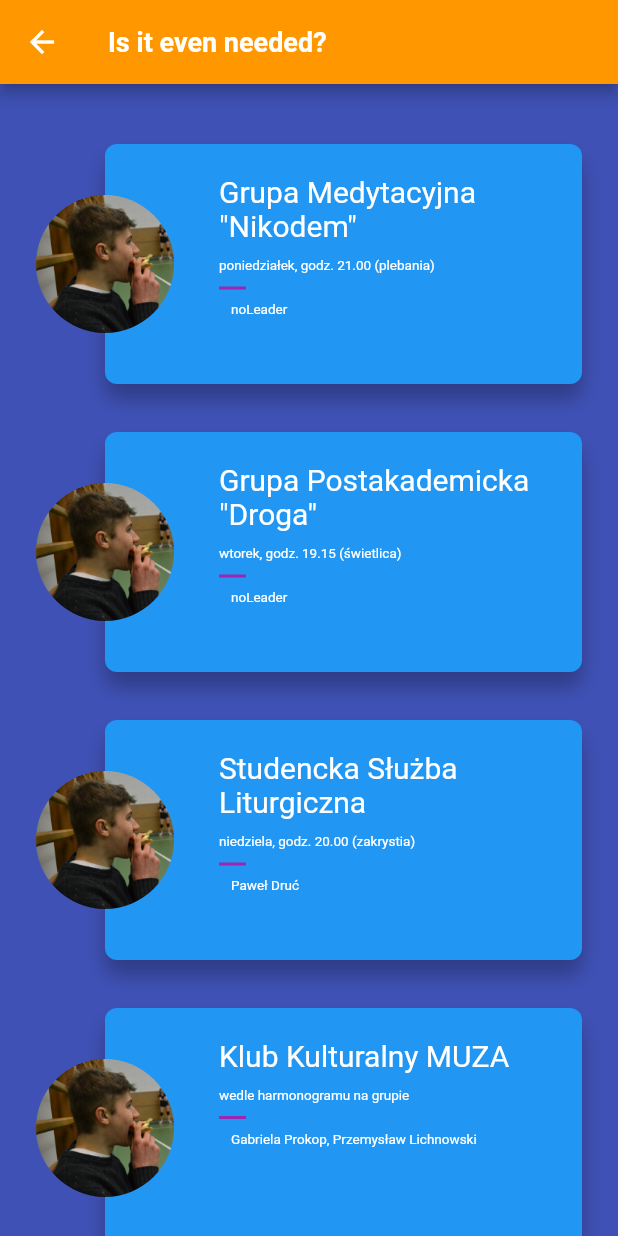
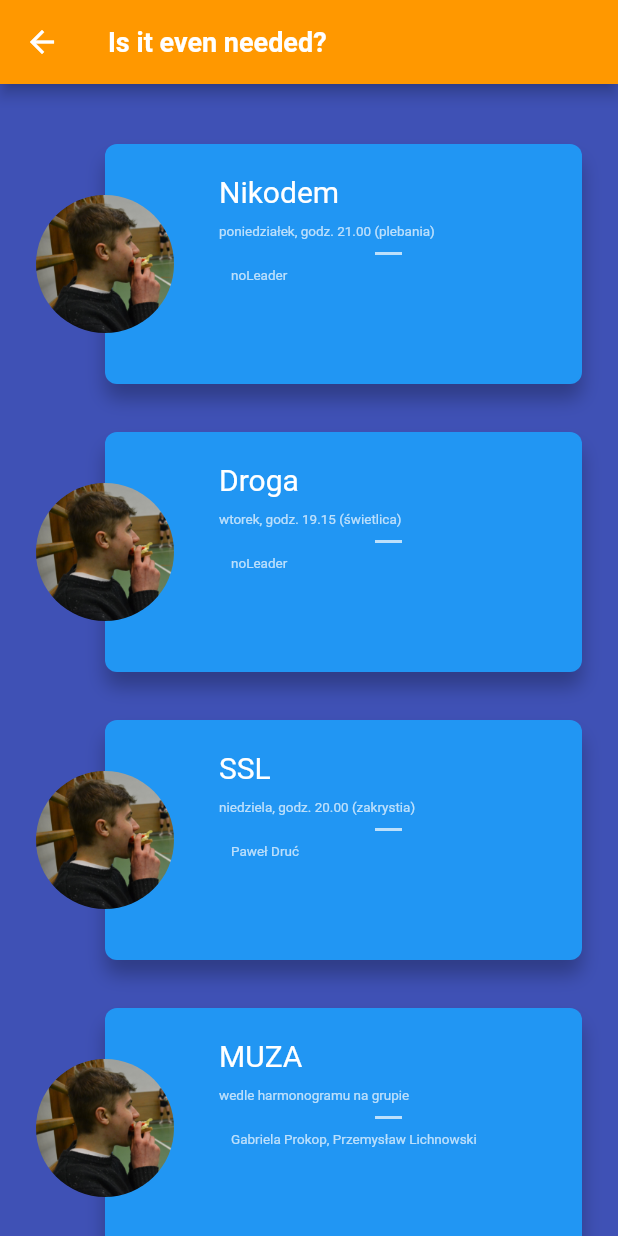
Before and after one commit to TakiBart/SandalApp, a Flutter app: the GroupsPage screen opened directly, on a phone screen of 412 x 824 dp. Run offline on Flutter 3.47's test engine with Material 2 defaults, Android fonts, the phone set to English and light mode, and no system bars; network calls fail.

Commit message:
Added some data.

```diff
--- a/sandal_app/lib/Group.dart
+++ b/sandal_app/lib/Group.dart
@@ -1,6 +1,7 @@
 class Group{
   final String id;
   final String name;
+  final String shortName;
   final String image;
   final String description;
   final String time;
@@ -8,20 +9,27 @@ class Group{
   // TODO: How to implement link.
   final String fbLink;
 
+
+  // TODO: Think about that view with picture, prospectively choose picture(s?).
   // photo by Dan
   static final String picture = "http://dasandal.pl/public/.imaging/mte/dasandal-theme/large/dam/galeries/Holandia-2018/_DSC2470.jpg/jcr:content/_DSC2470.jpg";
 
-  const Group({this.id, this.name, this.image, this.description,
+  const Group({this.id, this.name, this.shortName, this.image, this.description,
     this.time, this.leader, this.fbLink});
 }
 
 // TODO: Shorter time format? E.g. Pn, 21:00 (plebania).
+// TODO: Add some short name to show in ListView? E.g. Nikodem instead of Grupa Medytacyjna Nikodem
+// TODO: Add some short description to show at ListView?
+// TODO: Fill data with other groups.
+// TODO: Move descriptions to other file?
 List<Group> groups = [
   const Group(
     id: "1",
     name: "Grupa Medytacyjna \"Nikodem\"",
+    shortName: "Nikodem",
     image: "assets/img/temp.jpg",
-    description: "Podobnie, jak Nikodem, przychodzimy nocą zadawać ważne pytania Bogu. [...]",
+    description: "Podobnie, jak Nikodem, przychodzimy nocą zadawać ważne pytania Bogu. W Słowie Bożym chcemy szukać odpowiedzi na te najbardziej nurtujące - dotyczące drogi życiowej, miłości, szczęścia... Na spotkaniach rozważamy fragment Ewangelii przewidziany na najbliższą niedzielę. Oprócz krótkiego wyjaśnienia, medytacji w ciszy jest też możliwość dzielenia się Słowem i zadawania pytań odnośnie znaczenia tekstu. Na spotkanie warto zabrać ze sobą Pismo Święte i coś do pisania.",
     time: "poniedziałek, godz. 21.00 (plebania)",
     leader: null,
     fbLink: null,
@@ -29,8 +37,9 @@ List<Group> groups = [
   const Group(
     id: "2",
     name: "Grupa Postakademicka \"Droga\"",
+    shortName: "Droga",
     image: "assets/img/temp.jpg",
-    description: "Po okresie studiów czas wyruszyć w drogę.",
+    description: "Po okresie studiów czas wyruszyć w drogę. Warto szukać na niej drogowskazów i czasem się zatrzymać, żeby nie pobłądzić. Ta grupa to propozycja dla tych, którzy zakończyli swoją akademicką przygodę, ale chcieliby kontynuować formację w gronie ludzi młodych. Zapraszamy osoby w  wieku 26-33 lat. Spotkania odbywają się w cyklu cztero tygodniowym:\n• Msza święta, a po niej integracja (I)\n• konwersatorium (II)\n• medytacja biblijna z adoracją Najświętszego Sakramentu (III)\n• wykład o tematyce teologicznej (IV)",
     time: "wtorek, godz. 19.15 (świetlica)",
     leader: null,
     fbLink: null,
@@ -38,8 +47,9 @@ List<Group> groups = [
   const Group(
     id: "3",
     name: "Studencka Służba Liturgiczna",
+    shortName: "SSL",
     image: "assets/img/temp.jpg",
-    description: "Liturgia jest piękna dzięki obecności Bożej i znakom, które tej obecności towarzyszą.",
+    description: "Liturgia jest piękna dzięki obecności Bożej i znakom, które tej obecności towarzyszą. Ich dobre przygotowanie może pomóc w lepszym przeżyciu misterium. Stąd potrzeba służby liturgicznej, która zadba, by liturgia faktycznie ukazywała Boga, a nie koncentrowała uwagi na różnych niedoskonałościach i brakach. Zachęcamy wszystkich studentów i ludzi młodych do zaangażowania się w Studencką Służbę Liturgiczną, która posługuje na Mszach akademickich – zwłaszcza o 20.30 w każdą niedzielę. Nie jest ważne czy wcześniej byłeś ministrantem lub lektorem – każdy zainteresowany może liczyć na przygotowanie do pełnienia różnych funkcji w zgromadzeniu liturgicznym. Ci którzy już są ministrantami lub lektorami z pewnością będą mieli okazję, by pogłębić swoją wiedzę liturgiczną.",
     time: "niedziela, godz. 20.00 (zakrystia)",
     leader: "Paweł Druć",
     fbLink: "http://www.facebook.com/groups/675985865900401/",
@@ -47,8 +57,9 @@ List<Group> groups = [
   const Group(
     id: "4",
     name: "Klub Kulturalny MUZA",
+    shortName: "MUZA",
     image: "assets/img/temp.jpg",
-    description: "Każdy z nas potrzebuje wszechstronnego rozwoju.",
+    description: "Każdy z nas potrzebuje wszechstronnego rozwoju. Wśród Imion Boga wymieniamy jednym tchem Prawdę i Dobro, a zapomnieliśmy – jak stwierdził bp Michał Janocha – że Bóg ma też na imię „Piękno”. Tego piękna chcemy szukać w ramach spotkań Klubu Kulturalnego Muza. Zapraszamy na wspólne wyjścia do teatru, filharmonii, kina, na tańce oraz dyskusje po obejrzeniu dobrego filmu.",
     time: "wedle harmonogramu na grupie",
     leader: "Gabriela Prokop, Przemysław Lichnowski",
     fbLink: "http://www.facebook.com/groups/KKMuza",
@@ -56,8 +67,9 @@ List<Group> groups = [
   const Group(
     id: "5",
     name: "Kawiarenka akademicka",
+    shortName: "Kawiarenka",
     image: "assets/img/temp.jpg",
-    description: "W każdą niedzielę, po wieczornej Mszy akademickiej zapraszamy wszystkich studentów i ludzi młodych do spędzenia chwili czasu w kawiarence.",
+    description: "W każdą niedzielę, po wieczornej Mszy akademickiej zapraszamy wszystkich studentów i ludzi młodych do spędzenia chwili czasu w kawiarence. To dobra okazja, by rozmawiać o Słowie Bożym usłyszanym podczas Mszy świętej i zadać nurtujące pytania. Można też w dobrym towarzystwie przygotować się do akademickich zmagań, które już następnego dnia rano.",
     time: "niedziela, godz. 21.30 (świetlica)",
     leader: "Martyna Matusiak",
     fbLink: null,
@@ -65,8 +77,9 @@ List<Group> groups = [
   const Group(
     id: "6",
     name: "Studencki Kurs Gitarowy",
+    shortName: "Gitara",
     image: "assets/img/temp.jpg",
-    description: "Być niczym Chuck Berry a swoją grą na gitarze wzruszać serce ukochanej lub ukochanego?",
+    description: "Być niczym Chuck Berry a swoją grą na gitarze wzruszać serce ukochanej lub ukochanego? Zawsze o tym myślałeś, ale jakoś nie było okazji? Szukałeś grona, w którym mógłbyś czuć się swobodnie i rozwijać umiejętności muzyczne we własnym tempie? Jesteś studentem? Masz gitarę? Zatem zapraszamy na Studencki Kurs Gitarowy!",
     time: "wtorek, 20.00 (świetlica)",
     leader: "Marcin Sierawski",
     fbLink: null,
@@ -74,8 +87,9 @@ List<Group> groups = [
   const Group(
     id: "7",
     name: "Projekt \"Arka\"",
+    shortName: "Arka",
     image: "assets/img/temp.jpg",
-    description: "Lubisz majsterkować? Żeglować?",
+    description: "Lubisz majsterkować? Żeglować? A może chcesz spróbować czegoś nowego? Jeśli choć na jedno pytanie odpowiedziałeś twierdząco, zapraszamy Cię do budowy naszej łodzi – Arki Sandała! Dzięki pomocy Harcerstwa Wodnego masz niepowtarzalną okazję popływać na własnoręcznie odrestaurowanej łodzi, i poczuć się jak pierwsi uczniowie Jezusa – rybacy! Przy okazji nauczysz się współpracy w grupie, odpowiedzialności, i obsługi różnych narzędzi, co na pewno przyda Ci się w życiu. Możesz także zdobyć patenty, a przede wszystkim zacieśnić więzy przyjaźni ze wspaniałymi ludźmi! Poprzez wiarę, pracę, wytrwałość, i stawanie naprzeciw wyzwań budujemy także tę ważniejszą Arkę. Tę, która jest wewnątrz nas, aby była w stanie oprzeć się potopom życia codziennego.",
     time: "wedle harmonogramu na grupie",
     leader: "Bartłomiej Suzonowicz",
     fbLink: "http://www.facebook.com/groups/195485391037713/",
--- a/sandal_app/lib/GroupDetailPage.dart
+++ b/sandal_app/lib/GroupDetailPage.dart
@@ -103,6 +103,8 @@ class GroupDetailPage extends StatelessWidget {
               ),
               new Text(group.description,
                 style: Style.commonTextStyle,
+                // TODO: To justify or not to justify?
+                textAlign: TextAlign.justify,
               ),
             ],
           ),
--- a/sandal_app/lib/GroupSummary.dart
+++ b/sandal_app/lib/GroupSummary.dart
@@ -7,7 +7,6 @@ import './TextStyles.dart';
 // TODO: Some cleanups.
 
 class GroupSummary extends StatelessWidget {
-
   final Group group;
 
   // Field below probably won't be used.
@@ -24,28 +23,40 @@ class GroupSummary extends StatelessWidget {
           horizontal ? 76.0 : 16.0, horizontal ? 16.0 : 42.0, 16.0, 16.0),
       constraints: new BoxConstraints.expand(),
       child: Column(
-        crossAxisAlignment: horizontal
-            ? CrossAxisAlignment.start
-            : CrossAxisAlignment.center,
+        crossAxisAlignment:
+            horizontal ? CrossAxisAlignment.start : CrossAxisAlignment.center,
         children: <Widget>[
           new Container(height: 4.0),
-          new Text(group.name,
+          new Text(
+            group.shortName,
             // TODO: Text styles
             style: Style.headerTextStyle,
+            textAlign: TextAlign.center,
           ),
-          new Container(height: 10.0,),
-          new Text(group.time,
+          new Container(
+            height: 10.0,
+          ),
+          new Text(
+            group.time,
             style: Style.smallTextStyle,
           ),
+          // TODO: If there is no leader, don't show Expanded below.
+          new Expanded(
+            child: Column(
+              children: <Widget>[
                 new Container(
                   margin: new EdgeInsets.symmetric(vertical: 8.0),
                   height: 2.0,
                   width: 18.0,
+                  alignment: Alignment.bottomLeft,
                   // TODO: Change color.
-            color: Colors.purple,
+                  // TODO: Move colors to some res/colors.
+                  // TODO: Arrange GroupSummary view.
+                  color: Colors.white70,
                 ),
                 new Row(
                   mainAxisAlignment: MainAxisAlignment.center,
+                  crossAxisAlignment: CrossAxisAlignment.end,
                   children: <Widget>[
                     new Expanded(
                       flex: horizontal ? 1 : 0,
@@ -53,14 +64,18 @@ class GroupSummary extends StatelessWidget {
                         children: <Widget>[
                           new Container(height: 12.0),
                           new Container(width: 8.0),
-                    new Text(group.leader == null ? 'noLeader' : group.leader,
+                          new Text(
+                            group.leader == null ? 'noLeader' : group.leader,
                             style: Style.smallTextStyle,
                           ),
                         ],
                       ),
                     ),
                   ],
-          )
+                ),
+              ],
+            ),
+          ),
         ],
       ),
     );
@@ -86,11 +101,9 @@ class GroupSummary extends StatelessWidget {
     );
 
     final groupThumbnails = new Container(
-      margin: new EdgeInsets.symmetric(
-          vertical: 16.0
-      ),
-      alignment: horizontal ? FractionalOffset.centerLeft : FractionalOffset
-          .center,
+      margin: new EdgeInsets.symmetric(vertical: 16.0),
+      alignment:
+          horizontal ? FractionalOffset.centerLeft : FractionalOffset.center,
       child: new Hero(
         tag: "group-hero-${group.id}",
         child: Container(
@@ -109,12 +122,11 @@ class GroupSummary extends StatelessWidget {
 
     return new GestureDetector(
       onTap: horizontal
-          ? () =>
-          Navigator.of(context).push(
+          ? () => Navigator.of(context).push(
                 new PageRouteBuilder(
                   pageBuilder: (_, __, ___) => new GroupDetailPage(group),
-              transitionsBuilder: (context, animation, secondaryAnimation,
-                  child) =>
+                  transitionsBuilder:
+                      (context, animation, secondaryAnimation, child) =>
                           new FadeTransition(opacity: animation, child: child),
                 ),
               )
@@ -130,8 +142,7 @@ class GroupSummary extends StatelessWidget {
               groupCard,
               groupThumbnails,
             ],
-          )
-      ),
+          )),
     );
   }
 }
--- a/sandal_app/lib/TextStyles.dart
+++ b/sandal_app/lib/TextStyles.dart
@@ -8,7 +8,7 @@ class Style {
     fontSize: 9.0,
   );
   static final commonTextStyle = baseTextStyle.copyWith(
-    color: Colors.white,
+    color: Colors.white70,
     fontSize: 14.0,
     fontWeight: FontWeight.w400
   );
--- a/sandal_app/lib/main.dart
+++ b/sandal_app/lib/main.dart
@@ -9,7 +9,7 @@ class MyApp extends StatelessWidget {
   @override
   Widget build(BuildContext context) {
     return MaterialApp(
-      title: 'DA Sł',
+      title: 'DA Sandał',
       theme: ThemeData(
         primarySwatch: Colors.orange,
       ),
```
Lines whose indentation alone changed are shown as unchanged.
